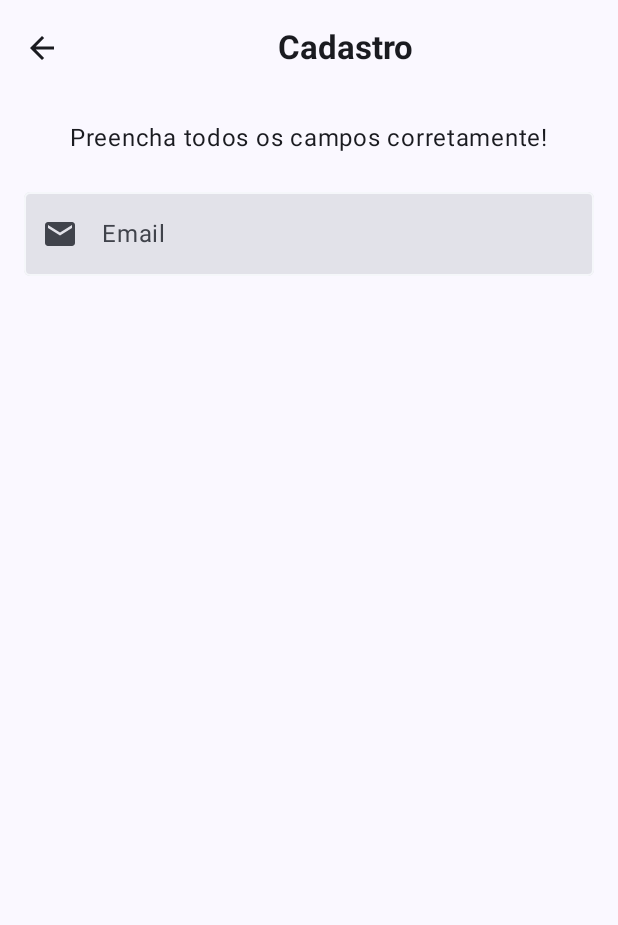
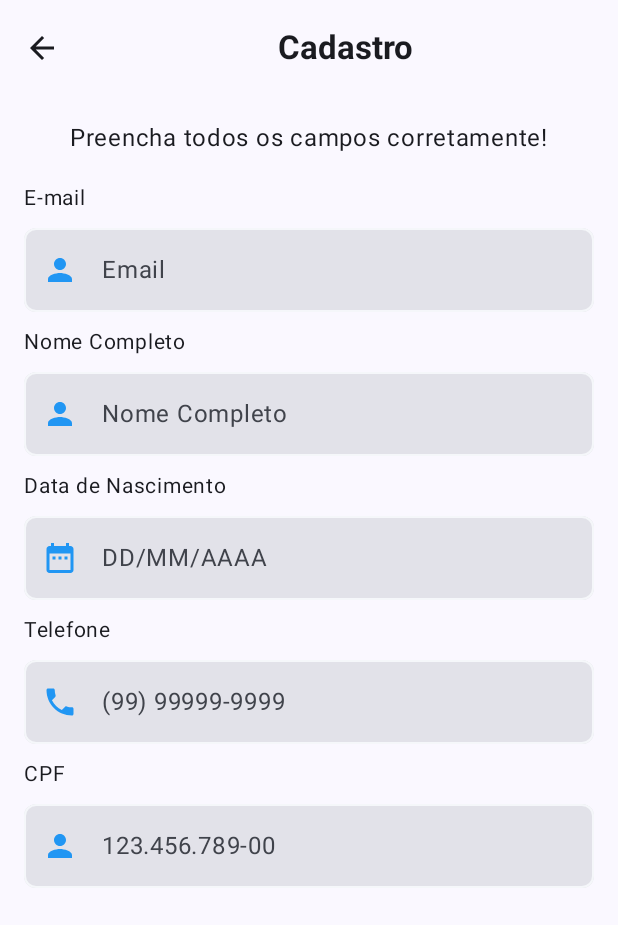
Before and after one commit to guing2003/SmartCash, an Android app built with Jetpack Compose: the RegisterInfoScreen screen opened through its navigation route, on a phone screen of 412 x 824 dp. Shown: the top 925 px of the screen. Run offline under Robolectric (Android 15) with nearby library versions, the phone set to English and light mode, and no system bars.

Commit message:
Finalizado UI RegisterInfo

```diff
--- /dev/null
+++ b/app/src/main/java/com/guilherme_delecrode/smartcash/ui/components/DefaultTextField.kt
@@ -0,0 +1,86 @@
+package com.guilherme_delecrode.smartcash.ui.components
+
+import androidx.compose.foundation.background
+import androidx.compose.foundation.layout.Column
+import androidx.compose.foundation.layout.fillMaxWidth
+import androidx.compose.foundation.layout.padding
+import androidx.compose.foundation.shape.RoundedCornerShape
+import androidx.compose.foundation.text.KeyboardActions
+import androidx.compose.foundation.text.KeyboardOptions
+import androidx.compose.material3.Icon
+import androidx.compose.material3.MaterialTheme
+import androidx.compose.material3.OutlinedTextField
+import androidx.compose.material3.Text
+import androidx.compose.material3.TextFieldDefaults
+import androidx.compose.runtime.Composable
+import androidx.compose.ui.Modifier
+import androidx.compose.ui.focus.FocusDirection
+import androidx.compose.ui.graphics.vector.ImageVector
+import androidx.compose.ui.platform.LocalFocusManager
+import androidx.compose.ui.text.input.ImeAction
+import androidx.compose.ui.text.input.KeyboardType
+import androidx.compose.ui.text.input.VisualTransformation
+import androidx.compose.ui.unit.dp
+import com.guilherme_delecrode.smartcash.ui.theme.PrimaryButtonColor
+import com.guilherme_delecrode.smartcash.ui.theme.PrimaryFieldColor
+
+@Composable
+fun DefaultTextField(
+    value: String,
+    onValueChange: (String) -> Unit,
+    modifier: Modifier = Modifier,
+    label: String,
+    icon: ImageVector,
+    keyboardType: KeyboardType = KeyboardType.Text,
+    imeAction: ImeAction = ImeAction.Next,
+    visualTransformation: VisualTransformation = VisualTransformation.None,
+    isError: Boolean = false,
+    errorMessage: String = ""
+) {
+    val focusManager = LocalFocusManager.current
+
+    Column(modifier = Modifier.fillMaxWidth()) {
+        OutlinedTextField(
+            value = value,
+            onValueChange = onValueChange,
+            modifier = modifier
+                .fillMaxWidth()
+                .background(PrimaryFieldColor, RoundedCornerShape(8.dp)),
+            placeholder = { Text(label) },
+            leadingIcon = {
+                Icon(
+                    imageVector = icon,
+                    contentDescription = null,
+                    tint = PrimaryButtonColor
+                )
+            },
+            isError = isError,
+            keyboardOptions = KeyboardOptions(
+                keyboardType = keyboardType,
+                imeAction = imeAction
+            ),
+            keyboardActions = KeyboardActions(
+                onNext = { focusManager.moveFocus(FocusDirection.Down) },
+                onDone = { focusManager.clearFocus() }
+            ),
+            singleLine = true,
+            colors = TextFieldDefaults.colors(
+                disabledContainerColor = PrimaryFieldColor,
+                focusedIndicatorColor = PrimaryButtonColor,
+                unfocusedIndicatorColor = PrimaryFieldColor,
+                errorIndicatorColor = MaterialTheme.colorScheme.error
+            ),
+            shape = RoundedCornerShape(8.dp),
+            visualTransformation = visualTransformation
+        )
+
+        if (isError && errorMessage.isNotEmpty()) {
+            Text(
+                text = errorMessage,
+                color = MaterialTheme.colorScheme.error,
+                style = MaterialTheme.typography.bodySmall,
+                modifier = Modifier.padding(start = 16.dp, top = 4.dp)
+            )
+        }
+    }
+}
--- a/app/src/main/java/com/guilherme_delecrode/smartcash/ui/screen/register/RegisterInfoScreen.kt
+++ b/app/src/main/java/com/guilherme_delecrode/smartcash/ui/screen/register/RegisterInfoScreen.kt
@@ -6,18 +6,19 @@ import androidx.compose.foundation.layout.fillMaxSize
 import androidx.compose.foundation.layout.fillMaxWidth
 import androidx.compose.foundation.layout.height
 import androidx.compose.foundation.layout.padding
-import androidx.compose.foundation.text.KeyboardOptions
+import androidx.compose.foundation.rememberScrollState
+import androidx.compose.foundation.verticalScroll
 import androidx.compose.material.icons.Icons
 import androidx.compose.material.icons.filled.ArrowBack
-import androidx.compose.material.icons.filled.Email
+import androidx.compose.material.icons.filled.DateRange
+import androidx.compose.material.icons.filled.Person
+import androidx.compose.material.icons.filled.Phone
 import androidx.compose.material3.CenterAlignedTopAppBar
 import androidx.compose.material3.ExperimentalMaterial3Api
 import androidx.compose.material3.Icon
 import androidx.compose.material3.IconButton
-import androidx.compose.material3.OutlinedTextField
 import androidx.compose.material3.Scaffold
 import androidx.compose.material3.Text
-import androidx.compose.material3.TextFieldDefaults
 import androidx.compose.runtime.Composable
 import androidx.compose.runtime.mutableStateOf
 import androidx.compose.runtime.remember
@@ -32,8 +33,9 @@ import androidx.compose.ui.unit.dp
 import androidx.compose.ui.unit.sp
 import androidx.navigation.NavController
 import androidx.navigation.compose.rememberNavController
-import com.guilherme_delecrode.smartcash.ui.theme.PrimaryButtonColor
-import com.guilherme_delecrode.smartcash.ui.theme.PrimaryFieldColor
+import com.guilherme_delecrode.smartcash.ui.components.DefaultTextField
+import com.guilherme_delecrode.smartcash.ui.components.EmailTextField
+import com.guilherme_delecrode.smartcash.utils.MaskVisualTransformation
 
 @OptIn(ExperimentalMaterial3Api::class)
 @Composable
@@ -44,6 +46,7 @@ fun RegisterInfoScreen(navController: NavController) {
     val birthdate = remember { mutableStateOf("") }
     val phone = remember { mutableStateOf("") }
     val cpf = remember { mutableStateOf("") }
+    val scrollState = rememberScrollState()
 
 
     Scaffold(
@@ -72,35 +75,109 @@ fun RegisterInfoScreen(navController: NavController) {
             modifier = Modifier
                 .fillMaxSize()
                 .padding(paddingValues)
-                .padding(16.dp),
+                .padding(16.dp)
+                .verticalScroll(scrollState),
             horizontalAlignment = Alignment.CenterHorizontally
         ) {
             Text("Preencha todos os campos corretamente!", fontSize = 16.sp)
 
             Spacer(modifier = Modifier.height(16.dp))
 
-            OutlinedTextField(
+            Text(
+                text = "E-mail",
+                modifier = Modifier
+                    .fillMaxWidth()
+                    .padding(bottom = 8.dp),
+                fontSize = 14.sp
+            )
+
+            EmailTextField(
                 value = email.value,
                 onValueChange = { email.value = it },
-                modifier = Modifier.fillMaxWidth(),
-                label = { Text("Email") },
-                placeholder = { Text("example@email.com") },
-                leadingIcon = {
-                    Icon(
-                        imageVector = Icons.Default.Email,
-                        contentDescription = "Email"
-                    )
+                imeAction = ImeAction.Next
+            )
+
+            Spacer(modifier = Modifier.height(8.dp))
+
+            Text(
+                text = "Nome Completo",
+                modifier = Modifier
+                    .fillMaxWidth()
+                    .padding(bottom = 8.dp),
+                fontSize = 14.sp
+            )
+            DefaultTextField(
+                value = name.value,
+                onValueChange = { name.value = it },
+                label = "Nome Completo",
+                icon = Icons.Default.Person
+            )
+
+            Spacer(modifier = Modifier.height(8.dp))
+
+            Text(
+                text = "Data de Nascimento",
+                modifier = Modifier
+                    .fillMaxWidth()
+                    .padding(bottom = 8.dp),
+                fontSize = 14.sp
+            )
+            DefaultTextField(
+                value = birthdate.value,
+                onValueChange = {
+                    if (it.length <= 8) {
+                        birthdate.value = it.filter { char -> char.isDigit() }
+                    }
                 },
-                singleLine = true,
-                colors = TextFieldDefaults.colors(
-                    unfocusedIndicatorColor = PrimaryFieldColor,
-                    focusedIndicatorColor = PrimaryButtonColor,
-                    focusedLeadingIconColor = PrimaryButtonColor
-                ),
-                keyboardOptions = KeyboardOptions(
-                    keyboardType = KeyboardType.Email,
-                    imeAction = ImeAction.Next
-                ),
+                label = "DD/MM/AAAA",
+                icon = Icons.Default.DateRange,
+                keyboardType = KeyboardType.Number,
+                visualTransformation = MaskVisualTransformation("##/##/####")
+            )
+
+            Spacer(modifier = Modifier.height(8.dp))
+
+            Text(
+                text = "Telefone",
+                modifier = Modifier
+                    .fillMaxWidth()
+                    .padding(bottom = 8.dp),
+                fontSize = 14.sp
+            )
+            DefaultTextField(
+                value = phone.value,
+                onValueChange = {
+                    if (it.length <= 11) {
+                        phone.value = it.filter { char -> char.isDigit() }
+                    }
+                },
+                label = "(99) 99999-9999",
+                icon = Icons.Default.Phone,
+                keyboardType = KeyboardType.Phone,
+                visualTransformation = MaskVisualTransformation("(##) #####-####")
+            )
+
+            Spacer(modifier = Modifier.height(8.dp))
+
+            Text(
+                text = "CPF",
+                modifier = Modifier
+                    .fillMaxWidth()
+                    .padding(bottom = 8.dp),
+                fontSize = 14.sp
+            )
+            DefaultTextField(
+                value = cpf.value,
+                onValueChange = {
+                    if (it.length <= 11) {
+                        cpf.value = it.filter { char -> char.isDigit() }
+                    }
+                },
+                label = "123.456.789-00",
+                icon = Icons.Default.Person,
+                keyboardType = KeyboardType.Number,
+                imeAction = ImeAction.Done,
+                visualTransformation = MaskVisualTransformation("###.###.###-##")
             )
         }
     }
--- /dev/null
+++ b/app/src/main/java/com/guilherme_delecrode/smartcash/utils/MaskVisualTransformation.kt
@@ -0,0 +1,42 @@
+package com.guilherme_delecrode.smartcash.utils
+
+import androidx.compose.ui.text.AnnotatedString
+import androidx.compose.ui.text.input.OffsetMapping
+import androidx.compose.ui.text.input.TransformedText
+import androidx.compose.ui.text.input.VisualTransformation
+
+class MaskVisualTransformation(private val mask: String) : VisualTransformation {
+
+    private val specialSymbolsIndices = mask.indices.filter { mask[it] != '#' }
+
+    override fun filter(text: AnnotatedString): TransformedText {
+        var out = ""
+        var maskIndex = 0
+        text.forEach { char ->
+            while (maskIndex < mask.length && mask[maskIndex] != '#') {
+                out += mask[maskIndex]
+                maskIndex++
+            }
+            out += char
+            maskIndex++
+        }
+        return TransformedText(AnnotatedString(out), offsetTranslator())
+    }
+
+    private fun offsetTranslator() = object : OffsetMapping {
+        override fun originalToTransformed(offset: Int): Int {
+            val offsetValue = offset.coerceAtLeast(0)
+            if (offsetValue == 0) return 0
+            var numberOfSymbols = 0
+            val masked = mask.takeWhile {
+                if (it == '#') numberOfSymbols++
+                numberOfSymbols < offsetValue
+            }
+            return masked.length + 1
+        }
+
+        override fun transformedToOriginal(offset: Int): Int {
+            return offset - specialSymbolsIndices.count { it < offset }
+        }
+    }
+}
```
